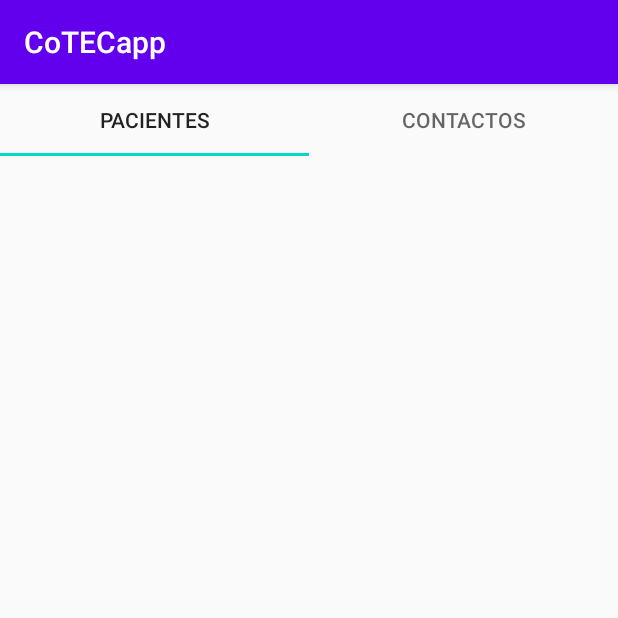
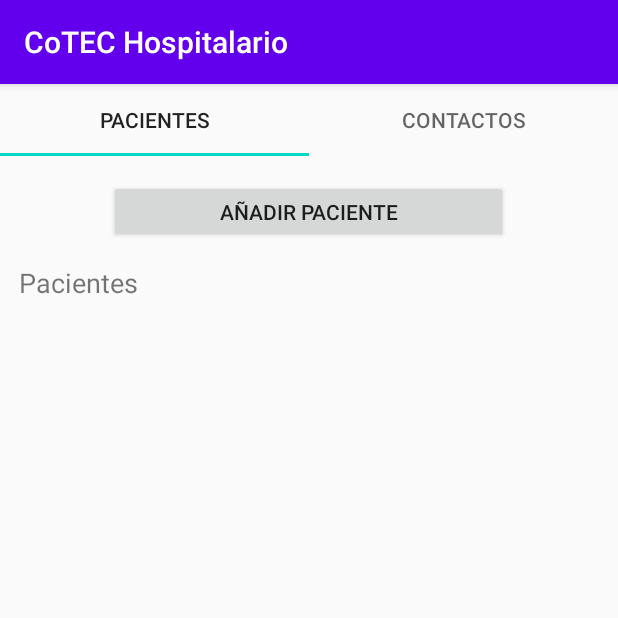
Before and after one commit to karlami/Proyecto-1, an Android app: the screen it shows after launch (MainActivity), on a phone screen of 412 x 824 dp, the top half of it. Run offline under Robolectric (Android 15) with nearby library versions, the phone set to English and light mode, and no system bars.

Commit message:
Script SQLite
Constantes de la base de datos agregadas a la clase utilidades, esto para que sea más fácil el escaladado de la base.

```diff
--- a/AndroidApp/app/src/main/AndroidManifest.xml
+++ b/AndroidApp/app/src/main/AndroidManifest.xml
@@ -9,6 +9,7 @@
         android:roundIcon="@mipmap/ic_launcher_round"
         android:supportsRtl="true"
         android:theme="@style/AppTheme">
+        <activity android:name=".registroPaciente" />
         <activity android:name=".MainActivity">
             <intent-filter>
                 <action android:name="android.intent.action.MAIN" />
--- a/AndroidApp/app/src/main/java/com/example/cotecapp/Controlador/Pacientes.java
+++ b/AndroidApp/app/src/main/java/com/example/cotecapp/Controlador/Pacientes.java
@@ -1,5 +1,6 @@
 package com.example.cotecapp.Controlador;
 
+import android.content.Intent;
 import android.os.Bundle;
 
 import androidx.fragment.app.Fragment;
@@ -7,8 +8,12 @@ import androidx.fragment.app.Fragment;
 import android.view.LayoutInflater;
 import android.view.View;
 import android.view.ViewGroup;
+import android.widget.Button;
 
+import com.example.cotecapp.Entidades.Paciente;
+import com.example.cotecapp.MainActivity;
 import com.example.cotecapp.R;
+import com.example.cotecapp.registroPaciente;
 
 /**
  * A simple {@link Fragment} subclass.
@@ -25,6 +30,10 @@ public class Pacientes extends Fragment {
     // TODO: Rename and change types of parameters
     private String mParam1;
     private String mParam2;
+    private Button anadir_paciente;
+
+    View Vista;
+    Button addpaciente;
 
     public Pacientes() {
         // Required empty public constructor
@@ -55,12 +64,23 @@ public class Pacientes extends Fragment {
             mParam1 = getArguments().getString(ARG_PARAM1);
             mParam2 = getArguments().getString(ARG_PARAM2);
         }
+
     }
 
     @Override
     public View onCreateView(LayoutInflater inflater, ViewGroup container,
                              Bundle savedInstanceState) {
-        // Inflate the layout for this fragment
-        return inflater.inflate(R.layout.fragment_pacientes, container, false);
+        Vista = inflater.inflate(R.layout.fragment_pacientes, container, false);
+        addpaciente = (Button) Vista.findViewById(R.id.addpaciente);
+
+        addpaciente.setOnClickListener(new View.OnClickListener() {
+            @Override
+            public void onClick(View v) {
+                Intent intent = new Intent(getActivity(), registroPaciente.class);
+                getActivity().startActivity(intent);
+            }
+        });
+
+        return Vista;
     }
 }
--- a/AndroidApp/app/src/main/java/com/example/cotecapp/MainActivity.java
+++ b/AndroidApp/app/src/main/java/com/example/cotecapp/MainActivity.java
@@ -3,7 +3,12 @@ package com.example.cotecapp;
 import androidx.appcompat.app.AppCompatActivity;
 import androidx.viewpager.widget.ViewPager;
 
+import android.content.Intent;
 import android.os.Bundle;
+import android.view.View;
+import android.widget.ArrayAdapter;
+import android.widget.Button;
+import android.widget.ListView;
 
 import com.example.cotecapp.Controlador.TabController;
 import com.google.android.material.tabs.TabItem;
@@ -12,21 +17,22 @@ import com.google.android.material.tabs.TabLayout.OnTabSelectedListener;
 
 
 public class MainActivity extends AppCompatActivity {
-    TabLayout tabLayout;
-    ViewPager viewpager;
-    TabItem tab1;
-    TabItem tab2;
-    TabController pageAdapter;
+    private TabLayout tabLayout;
+    private ViewPager viewpager;
+    private ListView listaPacientes;
+    private TabController pageAdapter;
+    private Button addpaciente;
+
     @Override
     protected void onCreate(Bundle savedInstanceState) {
         super.onCreate(savedInstanceState);
         setContentView(R.layout.activity_main);
 
+        ConexionSQLiteHelper conn = new ConexionSQLiteHelper(this, "Cotec", null, 1);
+        listaPacientes = (ListView) findViewById(R.id.listaPacientes);
+
         tabLayout = findViewById(R.id.tabs);
         viewpager = findViewById(R.id.viewPager);
-
-        tab1 = findViewById(R.id.tabPacientes);
-        tab2 = findViewById(R.id.tabContactos);
 
         pageAdapter = new TabController(getSupportFragmentManager(), tabLayout.getTabCount());
         viewpager.setAdapter(pageAdapter);
@@ -55,7 +61,6 @@ public class MainActivity extends AppCompatActivity {
 
         viewpager.addOnPageChangeListener(new TabLayout.TabLayoutOnPageChangeListener(tabLayout));
 
+    }
 
-
-    }
 }
--- a/AndroidApp/app/src/main/res/layout/fragment_pacientes.xml
+++ b/AndroidApp/app/src/main/res/layout/fragment_pacientes.xml
@@ -1,12 +1,49 @@
 <?xml version="1.0" encoding="utf-8"?>
 <FrameLayout xmlns:android="http://schemas.android.com/apk/res/android"
     xmlns:tools="http://schemas.android.com/tools"
+    xmlns:app="http://schemas.android.com/apk/res-auto"
     android:layout_width="match_parent"
     android:layout_height="match_parent"
-    tools:context=".Controlador.Pacientes">
+    tools:context=".Controlador.Pacientes"
+    android:orientation="vertical">
 
-    <ListView
-        android:id="@+id/tablaPacientes"
+    <androidx.constraintlayout.widget.ConstraintLayout
         android:layout_width="match_parent"
-        android:layout_height="325dp" />
+        android:layout_height="match_parent"
+        >
+
+        <Button
+            android:id="@+id/addpaciente"
+            android:layout_width="266dp"
+            android:layout_height="42dp"
+            android:layout_marginTop="16dp"
+            android:text="@string/AnadirPaciente"
+            app:layout_constraintEnd_toEndOf="parent"
+            app:layout_constraintHorizontal_bias="0.497"
+            app:layout_constraintStart_toStartOf="parent"
+            app:layout_constraintTop_toTopOf="parent" />
+
+        <TextView
+            android:id="@+id/textView14"
+            android:layout_width="wrap_content"
+            android:layout_height="wrap_content"
+            android:layout_marginTop="72dp"
+            android:text="@string/Pacientes"
+            android:textSize="18sp"
+            app:layout_constraintEnd_toEndOf="parent"
+            app:layout_constraintHorizontal_bias="0.039"
+            app:layout_constraintStart_toStartOf="parent"
+            app:layout_constraintTop_toTopOf="parent" />
+
+        <ListView
+            android:id="@+id/listaPacientes"
+            android:layout_width="410dp"
+            android:layout_height="338dp"
+            android:layout_marginTop="20dp"
+            app:layout_constraintEnd_toEndOf="parent"
+            app:layout_constraintHorizontal_bias="0.0"
+            app:layout_constraintStart_toStartOf="parent"
+            app:layout_constraintTop_toBottomOf="@+id/textView14" />
+    </androidx.constraintlayout.widget.ConstraintLayout>
+
 </FrameLayout>
--- a/AndroidApp/app/src/main/res/values/strings.xml
+++ b/AndroidApp/app/src/main/res/values/strings.xml
@@ -1,5 +1,5 @@
 <resources>
-    <string name="app_name">CoTECapp</string>
-    <!-- TODO: Remove or change this placeholder text -->
-    <string name="hello_blank_fragment">Hello blank fragment</string>
+    <string name="app_name">CoTEC Hospitalario</string>
+    <string name="Pacientes">Pacientes</string>
+    <string name="AnadirPaciente">Añadir Paciente</string>
 </resources>
```
Also changed, not shown: AndroidApp/app/src/main/java/com/example/cotecapp/ConexionSQLiteHelper.java (+26 -4 lines), AndroidApp/app/src/main/java/com/example/cotecapp/Utilidades/Utilidades.java (added, +209 -0 lines), AndroidApp/app/src/main/java/com/example/cotecapp/registroPaciente.java (added, +130 -0 lines), AndroidApp/app/src/main/res/layout/activity_registro_paciente.xml (added, +116 -0 lines), AndroidApp/app/src/main/res/layout/fragment_contactos.xml (+2 -5 lines), AndroidApp/app/src/main/res/layout/activity_main.xml (line endings or trailing spaces).
